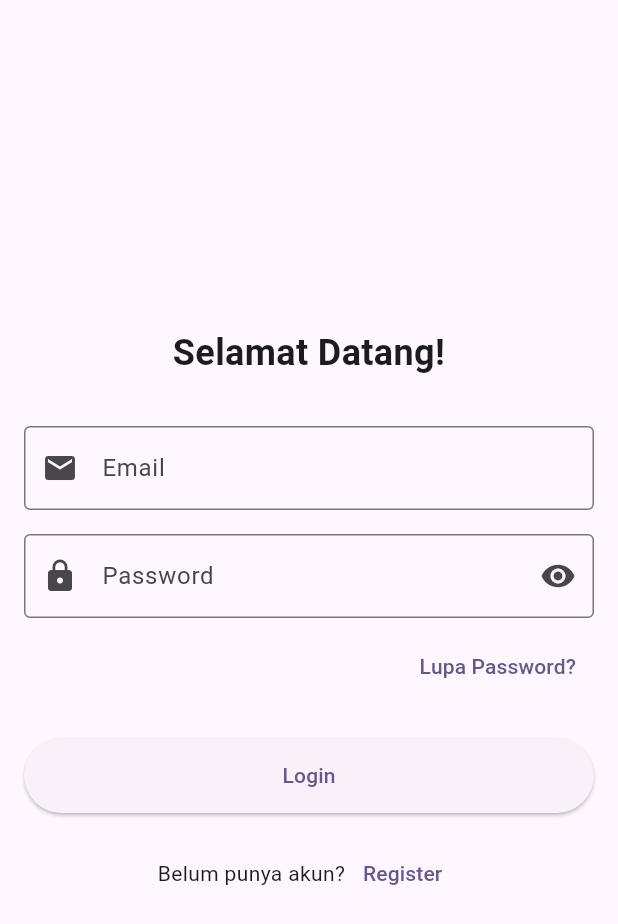
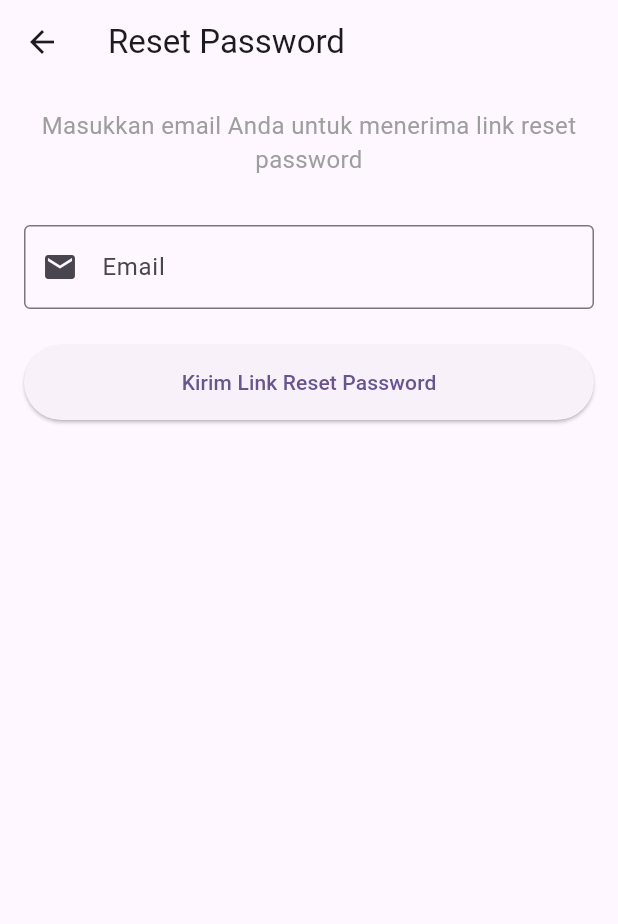
Before and after one commit to sineam0r/uas_ez_rent, a Flutter app: the screen it shows after launch, after a tap on "Lupa Password?", on a phone screen of 412 x 824 dp. Shown: the top 924 px of the screen. Run offline on Flutter 3.47's test engine with Material 3 defaults, Android fonts, the phone set to English and light mode, and no system bars; our stand-ins replace cloud_firestore, firebase_auth, firebase_core, image_picker; accounts and stored records are empty; generated files the repository leaves out were written again.

Commit message:
Buat Fitur Lupa Password

```diff
--- a/lib/screens/auth/login_screen.dart
+++ b/lib/screens/auth/login_screen.dart
@@ -2,6 +2,7 @@ import 'package:flutter/material.dart';
 import 'package:provider/provider.dart';
 import 'package:uas_ez_rent/providers/auth_provider.dart';
 import 'package:uas_ez_rent/screens/auth/register_screen.dart';
+import 'package:uas_ez_rent/screens/auth/reset_pw_screen.dart';
 import 'package:uas_ez_rent/screens/home_screen.dart';
 
 class LoginScreen extends StatefulWidget {
@@ -120,7 +121,12 @@ class _LoginScreenState extends State<LoginScreen> {
                   alignment: Alignment.centerRight,
                   child: TextButton(
                     onPressed: () {
-                      // BUAT FITUR LUPA PASSWORD
+                      Navigator.push(
+                        context,
+                        MaterialPageRoute(
+                          builder: (context) => const ResetPasswordScreen(),
+                        ),
+                      );
                     },
                     child: const Text('Lupa Password?'),
                   ),
--- /dev/null
+++ b/lib/screens/auth/reset_pw_screen.dart
@@ -0,0 +1,158 @@
+import 'package:flutter/material.dart';
+import 'package:provider/provider.dart';
+import 'package:uas_ez_rent/providers/auth_provider.dart';
+import 'package:uas_ez_rent/screens/auth/login_screen.dart';
+
+class ResetPasswordScreen extends StatefulWidget {
+  const ResetPasswordScreen({super.key});
+
+  @override
+  State<ResetPasswordScreen> createState() => _ResetPasswordScreenState();
+}
+
+class _ResetPasswordScreenState extends State<ResetPasswordScreen> {
+  final _formKey = GlobalKey<FormState>();
+  final _emailController = TextEditingController();
+  bool _isLoading = false;
+  String? _successMessage;
+
+  @override
+  void dispose() {
+    _emailController.dispose();
+    super.dispose();
+  }
+
+  String? _validateEmail(String? value) {
+    if (value == null || value.isEmpty) {
+      return 'Email tidak boleh kosong';
+    }
+    if (!value.contains('@') || !value.contains('.')) {
+      return 'Format email tidak valid';
+    }
+    return null;
+  }
+
+  Future<void> _handleResetPassword() async {
+    if (_formKey.currentState?.validate() ?? false) {
+      setState(() {
+        _isLoading = true;
+        _successMessage = null;
+      });
+
+      final email = _emailController.text.trim();
+      final authProvider = context.read<AuthProvider>();
+      final success = await authProvider.sendPasswordResetEmail(email);
+
+      if (mounted) {
+        setState(() {
+          _isLoading = false;
+          if (success) {
+            _successMessage = 'Link reset password telah dikirim ke email Anda.\n'
+                'Silakan cek inbox atau folder spam email Anda.';
+            _emailController.clear();
+          }
+        });
+      }
+    }
+  }
+
+  @override
+  Widget build(BuildContext context) {
+    return Scaffold(
+      appBar: AppBar(
+        title: const Text('Reset Password'),
+        leading: IconButton(
+          icon: const Icon(Icons.arrow_back),
+          onPressed: () {
+            Navigator.pushReplacement(
+              context,
+              MaterialPageRoute(builder: (_) => const LoginScreen()),
+            );
+          },
+        ),
+      ),
+      body: SafeArea(
+        child: SingleChildScrollView(
+          padding: const EdgeInsets.all(16),
+          child: Form(
+            key: _formKey,
+            child: Column(
+              crossAxisAlignment: CrossAxisAlignment.stretch,
+              children: [
+                const Text(
+                  'Masukkan email Anda untuk menerima link reset password',
+                  style: TextStyle(
+                    fontSize: 16,
+                    color: Colors.grey,
+                  ),
+                  textAlign: TextAlign.center,
+                ),
+                const SizedBox(height: 32),
+
+                TextFormField(
+                  controller: _emailController,
+                  decoration: const InputDecoration(
+                    labelText: 'Email',
+                    hintText: 'Masukkan email Anda',
+                    prefixIcon: Icon(Icons.email),
+                    border: OutlineInputBorder(),
+                  ),
+                  keyboardType: TextInputType.emailAddress,
+                  validator: _validateEmail,
+                  enabled: !_isLoading,
+                ),
+                const SizedBox(height: 24),
+
+                Consumer<AuthProvider>(
+                  builder: (context, auth, _) {
+                    if (_isLoading) {
+                      return const Center(
+                        child: CircularProgressIndicator(),
+                      );
+                    }
+                    return Column(
+                      crossAxisAlignment: CrossAxisAlignment.stretch,
+                      children: [
+                        if (auth.error != null)
+                          Padding(
+                            padding: const EdgeInsets.only(bottom: 16),
+                            child: Text(
+                              auth.error!,
+                              style: const TextStyle(
+                                color: Colors.red,
+                                fontSize: 14,
+                              ),
+                              textAlign: TextAlign.center,
+                            ),
+                          ),
+                        if (_successMessage != null)
+                          Padding(
+                            padding: const EdgeInsets.only(bottom: 16),
+                            child: Text(
+                              _successMessage!,
+                              style: const TextStyle(
+                                color: Colors.green,
+                                fontSize: 14,
+                              ),
+                              textAlign: TextAlign.center,
+                            ),
+                          ),
+                        ElevatedButton(
+                          onPressed: _handleResetPassword,
+                          style: ElevatedButton.styleFrom(
+                            minimumSize: const Size.fromHeight(50),
+                          ),
+                          child: const Text('Kirim Link Reset Password'),
+                        ),
+                      ],
+                    );
+                  },
+                ),
+              ],
+            ),
+          ),
+        ),
+      ),
+    );
+  }
+}
```
Also changed, not shown: lib/providers/auth_provider.dart (+46 -10 lines).
